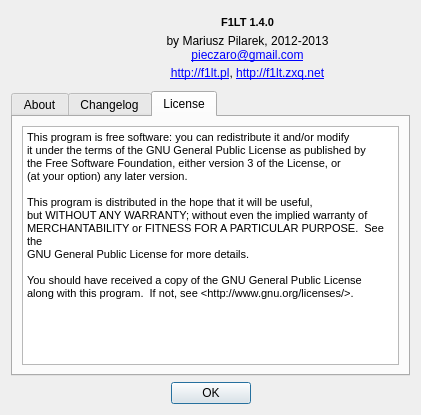
gronberg/f1lt, file ui/aboutdialog.ui: the form before one commit.
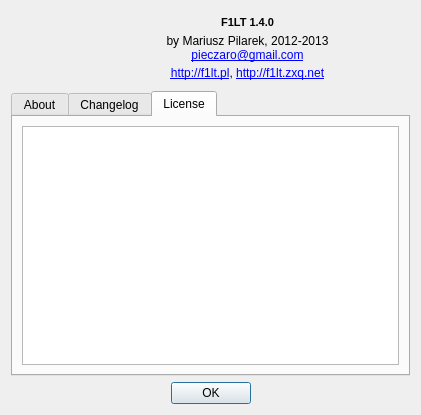
The form after the commit. The open tabs and pages were chosen to show the change. Icons and pictures are not drawn.

Patch:
```diff
--- a/ui/aboutdialog.ui
+++ b/ui/aboutdialog.ui
@@ -177,18 +177,6 @@
 &lt;html&gt;&lt;head&gt;&lt;meta name=&quot;qrichtext&quot; content=&quot;1&quot; /&gt;&lt;style type=&quot;text/css&quot;&gt;
 p, li { white-space: pre-wrap; }
 &lt;/style&gt;&lt;/head&gt;&lt;body style=&quot; font-family:'Tahoma'; font-size:8pt; font-weight:400; font-style:normal;&quot;&gt;
-&lt;p style=&quot; margin-top:0px; margin-bottom:0px; margin-left:0px; margin-right:0px; -qt-block-indent:0; text-indent:0px;&quot;&gt;This program is free software: you can redistribute it and/or modify&lt;/p&gt;
-&lt;p style=&quot; margin-top:0px; margin-bottom:0px; margin-left:0px; margin-right:0px; -qt-block-indent:0; text-indent:0px;&quot;&gt;it under the terms of the GNU General Public License as published by&lt;/p&gt;
-&lt;p style=&quot; margin-top:0px; margin-bottom:0px; margin-left:0px; margin-right:0px; -qt-block-indent:0; text-indent:0px;&quot;&gt;the Free Software Foundation, either version 3 of the License, or&lt;/p&gt;
-&lt;p style=&quot; margin-top:0px; margin-bottom:0px; margin-left:0px; margin-right:0px; -qt-block-indent:0; text-indent:0px;&quot;&gt;(at your option) any later version.&lt;/p&gt;
-&lt;p style=&quot;-qt-paragraph-type:empty; margin-top:0px; margin-bottom:0px; margin-left:0px; margin-right:0px; -qt-block-indent:0; text-indent:0px;&quot;&gt;&lt;br /&gt;&lt;/p&gt;
-&lt;p style=&quot; margin-top:0px; margin-bottom:0px; margin-left:0px; margin-right:0px; -qt-block-indent:0; text-indent:0px;&quot;&gt;This program is distributed in the hope that it will be useful,&lt;/p&gt;
-&lt;p style=&quot; margin-top:0px; margin-bottom:0px; margin-left:0px; margin-right:0px; -qt-block-indent:0; text-indent:0px;&quot;&gt;but WITHOUT ANY WARRANTY; without even the implied warranty of&lt;/p&gt;
-&lt;p style=&quot; margin-top:0px; margin-bottom:0px; margin-left:0px; margin-right:0px; -qt-block-indent:0; text-indent:0px;&quot;&gt;MERCHANTABILITY or FITNESS FOR A PARTICULAR PURPOSE.  See the&lt;/p&gt;
-&lt;p style=&quot; margin-top:0px; margin-bottom:0px; margin-left:0px; margin-right:0px; -qt-block-indent:0; text-indent:0px;&quot;&gt;GNU General Public License for more details.&lt;/p&gt;
-&lt;p style=&quot;-qt-paragraph-type:empty; margin-top:0px; margin-bottom:0px; margin-left:0px; margin-right:0px; -qt-block-indent:0; text-indent:0px;&quot;&gt;&lt;br /&gt;&lt;/p&gt;
-&lt;p style=&quot; margin-top:0px; margin-bottom:0px; margin-left:0px; margin-right:0px; -qt-block-indent:0; text-indent:0px;&quot;&gt;You should have received a copy of the GNU General Public License&lt;/p&gt;
-&lt;p style=&quot; margin-top:0px; margin-bottom:0px; margin-left:0px; margin-right:0px; -qt-block-indent:0; text-indent:0px;&quot;&gt;along with this program.  If not, see &amp;lt;http://www.gnu.org/licenses/&amp;gt;.&lt;/p&gt;
 &lt;p style=&quot;-qt-paragraph-type:empty; margin-top:0px; margin-bottom:0px; margin-left:0px; margin-right:0px; -qt-block-indent:0; text-indent:0px;&quot;&gt;&lt;br /&gt;&lt;/p&gt;&lt;/body&gt;&lt;/html&gt;</string>
          </property>
          <property name="textInteractionFlags">
```
Left out of the diff: 4 changed lines with no effect on the pictures.
